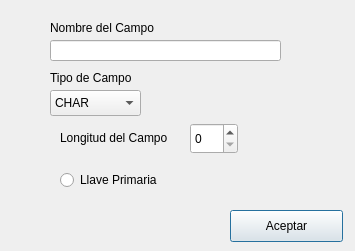
Above: OAR/dialogcampo.ui from guitartsword/Proyecto-OAR before the change. Below: the same form after it.
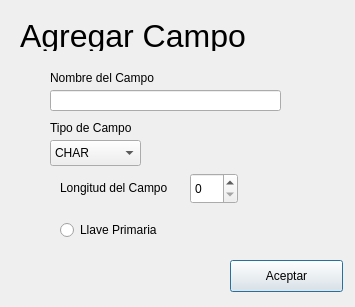
That is the form after the change.

The edit to the form file:
```diff
--- a/OAR/dialogcampo.ui
+++ b/OAR/dialogcampo.ui
@@ -7,7 +7,7 @@
     <x>0</x>
     <y>0</y>
     <width>355</width>
-    <height>251</height>
+    <height>307</height>
    </rect>
   </property>
   <property name="windowTitle">
@@ -17,7 +17,7 @@
    <property name="geometry">
     <rect>
      <x>50</x>
-     <y>90</y>
+     <y>140</y>
      <width>91</width>
      <height>26</height>
     </rect>
@@ -42,7 +42,7 @@
    <property name="geometry">
     <rect>
      <x>50</x>
-     <y>40</y>
+     <y>90</y>
      <width>231</width>
      <height>21</height>
     </rect>
@@ -52,7 +52,7 @@
    <property name="geometry">
     <rect>
      <x>230</x>
-     <y>210</y>
+     <y>260</y>
      <width>113</width>
      <height>32</height>
     </rect>
@@ -65,7 +65,7 @@
    <property name="geometry">
     <rect>
      <x>50</x>
-     <y>20</y>
+     <y>70</y>
      <width>121</width>
      <height>16</height>
     </rect>
@@ -78,7 +78,7 @@
    <property name="geometry">
     <rect>
      <x>50</x>
-     <y>70</y>
+     <y>120</y>
      <width>121</width>
      <height>16</height>
     </rect>
@@ -91,7 +91,7 @@
    <property name="geometry">
     <rect>
      <x>190</x>
-     <y>123</y>
+     <y>173</y>
      <width>48</width>
      <height>31</height>
     </rect>
@@ -101,7 +101,7 @@
    <property name="geometry">
     <rect>
      <x>60</x>
-     <y>130</y>
+     <y>180</y>
      <width>121</width>
      <height>16</height>
     </rect>
@@ -114,7 +114,7 @@
    <property name="geometry">
     <rect>
      <x>60</x>
-     <y>170</y>
+     <y>220</y>
      <width>111</width>
      <height>20</height>
     </rect>
@@ -123,6 +123,24 @@
     <string>Llave Primaria</string>
    </property>
   </widget>
+  <widget class="QLabel" name="label_4">
+   <property name="geometry">
+    <rect>
+     <x>20</x>
+     <y>20</y>
+     <width>231</width>
+     <height>31</height>
+    </rect>
+   </property>
+   <property name="font">
+    <font>
+     <pointsize>24</pointsize>
+    </font>
+   </property>
+   <property name="text">
+    <string>Agregar Campo</string>
+   </property>
+  </widget>
  </widget>
  <resources/>
  <connections/>
```
